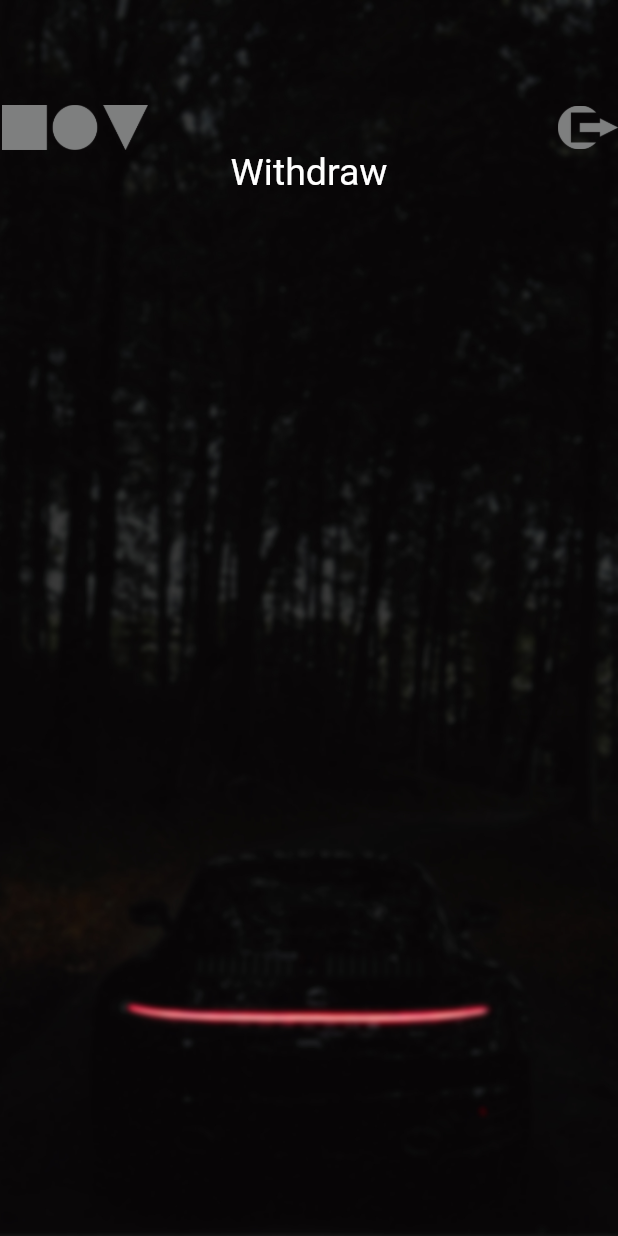
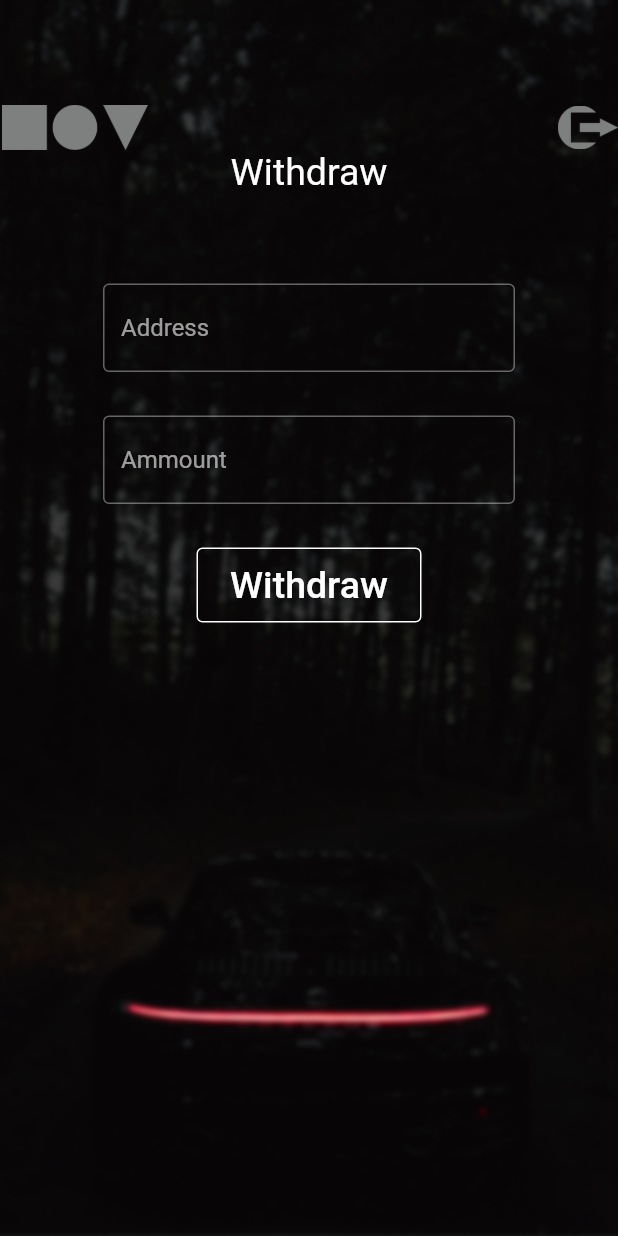
Before and after one commit to Danyelss/license-android-app-flutter, a Flutter app: the WithdrawScreen screen opened directly, on a phone screen of 412 x 824 dp. Run offline on Flutter 3.47's test engine with Material 2 defaults, Android fonts, the phone set to English and light mode, and no system bars; our stand-ins replace rive.

Commit message:
withdraw boxes added

```diff
--- a/lib/screens/LoginScreen.dart
+++ b/lib/screens/LoginScreen.dart
@@ -58,13 +58,11 @@ class _LoginScreenState extends State<LoginScreen> {
                       label: 'Username',
                       textController: usernameController,
                       password: false,
-                      enabled: true,
                     ),
                     TextFieldWidget(
                       label: 'Password',
                       textController: passwordController,
                       password: true,
-                      enabled: true,
                     ),
                     OutlinedButton(
                       style: OutlinedButton.styleFrom(
--- a/lib/screens/RegisterScreen.dart
+++ b/lib/screens/RegisterScreen.dart
@@ -59,37 +59,31 @@ class _RegisterScreenState extends State<RegisterScreen> {
                       label: 'Username',
                       textController: usernameController,
                       password: false,
-                      enabled: true,
                     ),
                     TextFieldWidget(
                       label: 'Password',
                       textController: passwordController,
                       password: true,
-                      enabled: true,
                     ),
                     TextFieldWidget(
                       label: 'Email',
                       textController: emailController,
                       password: false,
-                      enabled: true,
                     ),
                     TextFieldWidget(
                       label: 'First Name',
                       textController: firstNameController,
                       password: false,
-                      enabled: true,
                     ),
                     TextFieldWidget(
                       label: 'Last Name',
                       textController: lastNameController,
                       password: false,
-                      enabled: true,
                     ),
                     TextFieldWidget(
                       label: 'Phone Number',
                       textController: phoneNumberController,
                       password: false,
-                      enabled: true,
                     ),
                   ],
                 ),
--- a/lib/screens/WithdrawScreen.dart
+++ b/lib/screens/WithdrawScreen.dart
@@ -1,4 +1,5 @@
 import 'package:crypto_bank_android_app/widgets/Header.dart';
+import 'package:crypto_bank_android_app/widgets/TextFieldAndLabelWidget.dart';
 import 'package:flutter/material.dart';
 
 class WithdrawScreen extends StatefulWidget {
@@ -10,6 +11,8 @@ class WithdrawScreen extends StatefulWidget {
 
 class _WithdrawScreenState extends State<WithdrawScreen> {
   @override
+  TextEditingController addressController = TextEditingController();
+  TextEditingController ammountController = TextEditingController();
   Widget build(BuildContext context) {
     return Scaffold(
       body: Container(
@@ -31,6 +34,42 @@ class _WithdrawScreenState extends State<WithdrawScreen> {
                 fontSize: 25,
               ),
             ),
+            Center(
+              child: Container(
+                width: MediaQuery.of(context).size.width * (2 / 3),
+                //height: MediaQuery.of(context).size.height - 30 - 50,
+                child: Column(
+                  mainAxisAlignment: MainAxisAlignment.center,
+                  children: <Widget>[
+                    const SizedBox(height: 60),
+                    TextFieldWidget(
+                      label: 'Address',
+                      textController: addressController,
+                      password: false,
+                    ),
+                    TextFieldWidget(
+                      label: 'Ammount',
+                      textController: ammountController,
+                      password: false,
+                    ),
+                    OutlinedButton(
+                      style: OutlinedButton.styleFrom(
+                        side: const BorderSide(color: Colors.white),
+                        minimumSize: const Size(150, 50),
+                      ),
+                      onPressed: () {},
+                      child: Text(
+                        "Withdraw",
+                        style: TextStyle(
+                          fontSize: 25,
+                          color: Colors.white.withOpacity(1),
+                        ),
+                      ),
+                    ),
+                  ],
+                ),
+              ),
+            ),
           ],
         ),
       ),
--- a/lib/widgets/Header.dart
+++ b/lib/widgets/Header.dart
@@ -1,3 +1,4 @@
+import 'package:crypto_bank_android_app/screens/LoginScreen.dart';
 import 'package:flutter/material.dart';
 
 class Header extends StatelessWidget {
@@ -40,7 +41,10 @@ class Header extends StatelessWidget {
               flex: 5,
               child: new GestureDetector(
                 onTap: () {
-                  print("logout");
+                  Navigator.push(
+                    context,
+                    MaterialPageRoute(builder: (context) => LoginScreen()),
+                  );
                 },
                 child: Align(
                   alignment: Alignment(1, -1),
--- a/lib/widgets/TextFieldAndLabelWidget.dart
+++ b/lib/widgets/TextFieldAndLabelWidget.dart
@@ -1,18 +1,16 @@
 import 'package:flutter/material.dart';
 
 class TextFieldWidget extends StatelessWidget {
-  const TextFieldWidget(
-      {Key? key,
-      required this.label,
-      required this.textController,
-      required this.password,
-      required this.enabled})
-      : super(key: key);
+  const TextFieldWidget({
+    Key? key,
+    required this.label,
+    required this.textController,
+    required this.password,
+  }) : super(key: key);
 
   final String label;
   final TextEditingController textController;
   final bool password;
-  final bool enabled;
 
   @override
   Widget build(BuildContext context) {
@@ -21,7 +19,6 @@ class TextFieldWidget extends StatelessWidget {
       child: TextField(
         controller: textController,
         obscureText: password,
-        enabled: enabled,
         decoration: InputDecoration(
           border: OutlineInputBorder(),
           hintText: label,
```
